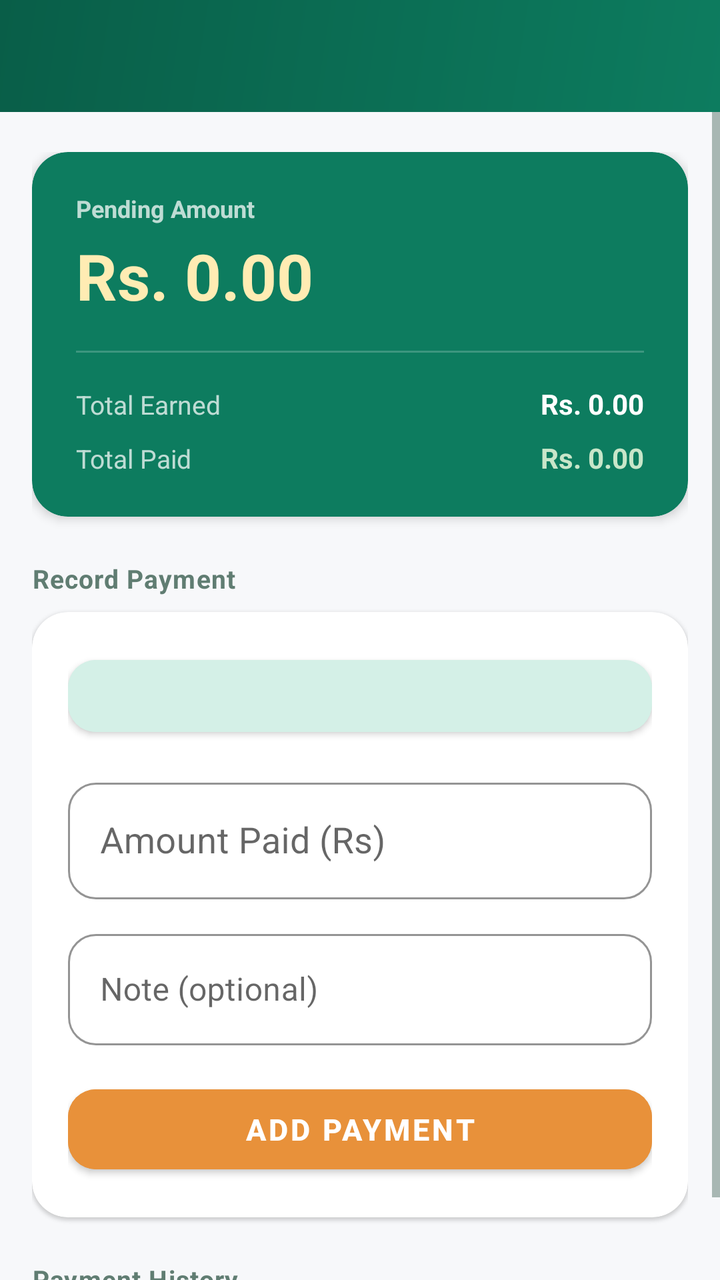
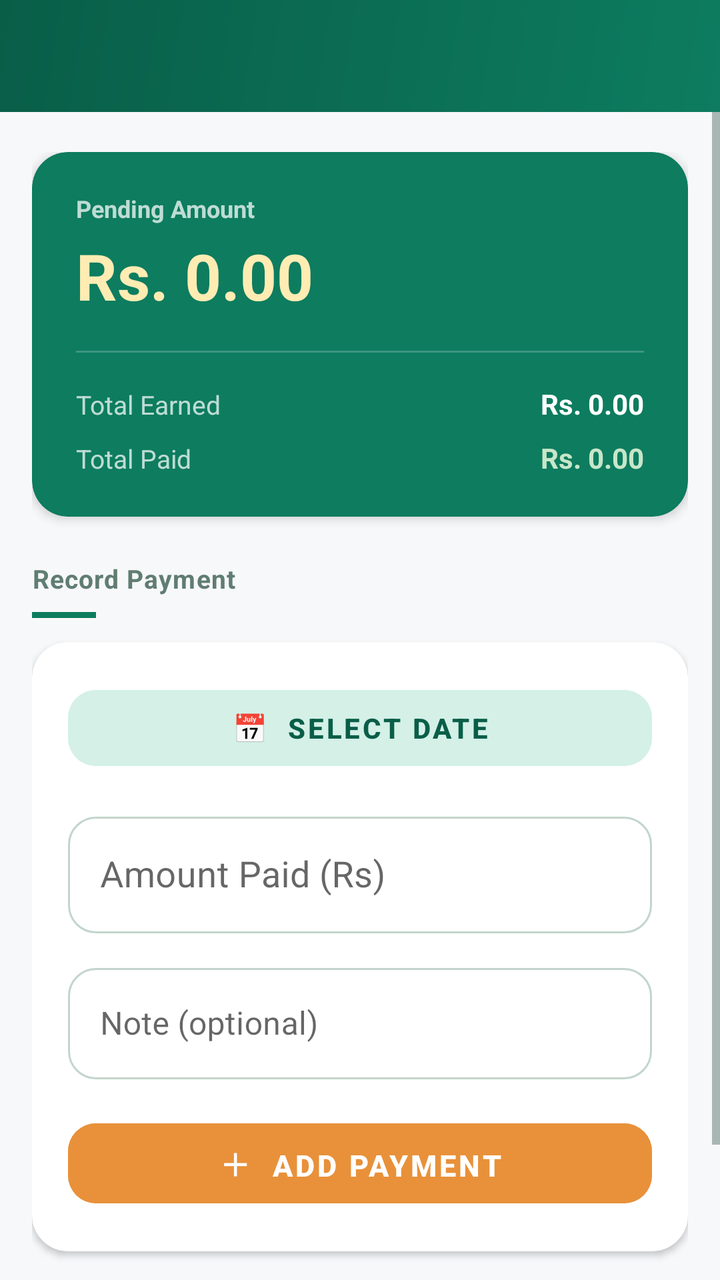

Two renders of the same Android screen: before a commit and after it. Below are the layout's source before the change and the commit's diff.
<!-- AndroidManifest.xml: application theme Theme.MilkDiary -->
<!-- res/layout/activity_payment.xml -->
<?xml version="1.0" encoding="utf-8"?>
<LinearLayout xmlns:android="http://schemas.android.com/apk/res/android"
    xmlns:app="http://schemas.android.com/apk/res-auto"
    android:layout_width="match_parent"
    android:layout_height="match_parent"
    android:orientation="vertical"
    android:background="@color/background">

    <com.google.android.material.appbar.MaterialToolbar
        android:id="@+id/toolbar"
        android:layout_width="match_parent"
        android:layout_height="?attr/actionBarSize"
        android:background="@drawable/header_gradient"
        app:titleTextColor="#FFFFFF"
        app:navigationIconTint="#FFFFFF" />

    <ScrollView
        android:layout_width="match_parent"
        android:layout_height="match_parent">

        <LinearLayout
            android:layout_width="match_parent"
            android:layout_height="wrap_content"
            android:orientation="vertical"
            android:paddingStart="16dp"
            android:paddingEnd="16dp"
            android:paddingTop="20dp"
            android:paddingBottom="28dp">

            
            <androidx.cardview.widget.CardView
                android:layout_width="match_parent"
                android:layout_height="wrap_content"
                android:layout_marginBottom="16dp"
                app:cardCornerRadius="18dp"
                app:cardElevation="3dp"
                app:cardBackgroundColor="@color/primary">
                <LinearLayout
                    android:layout_width="match_parent"
                    android:layout_height="wrap_content"
                    android:orientation="vertical"
                    android:paddingStart="22dp"
                    android:paddingEnd="22dp"
                    android:paddingTop="20dp"
                    android:paddingBottom="20dp">

                    
                    <TextView
                        android:layout_width="wrap_content"
                        android:layout_height="wrap_content"
                        android:text="Pending Amount"
                        android:textColor="#BBFFFFFF"
                        android:textSize="12sp"
                        android:textStyle="bold"
                        android:paddingBottom="4dp" />
                    <TextView
                        android:id="@+id/tvPendingAmt"
                        android:layout_width="wrap_content"
                        android:layout_height="wrap_content"
                        android:text="Rs. 0.00"
                        android:textColor="#FFECB3"
                        android:textSize="32sp"
                        android:textStyle="bold"
                        android:paddingBottom="16dp" />

                    <View android:layout_width="match_parent" android:layout_height="1dp" android:background="#33FFFFFF" android:layout_marginBottom="16dp" />

                    
                    <LinearLayout android:layout_width="match_parent" android:layout_height="wrap_content" android:orientation="horizontal" android:paddingBottom="8dp">
                        <TextView android:layout_width="0dp" android:layout_height="wrap_content" android:layout_weight="1" android:text="Total Earned" android:textColor="#BBFFFFFF" android:textSize="13sp" />
                        <TextView android:id="@+id/tvTotalEarned" android:layout_width="wrap_content" android:layout_height="wrap_content" android:text="Rs. 0.00" android:textColor="#FFFFFF" android:textSize="14sp" android:textStyle="bold" />
                    </LinearLayout>

                    
                    <LinearLayout android:layout_width="match_parent" android:layout_height="wrap_content" android:orientation="horizontal">
                        <TextView android:layout_width="0dp" android:layout_height="wrap_content" android:layout_weight="1" android:text="Total Paid" android:textColor="#BBFFFFFF" android:textSize="13sp" />
                        <TextView android:id="@+id/tvTotalPaid" android:layout_width="wrap_content" android:layout_height="wrap_content" android:text="Rs. 0.00" android:textColor="#C8E6C9" android:textSize="14sp" android:textStyle="bold" />
                    </LinearLayout>
                </LinearLayout>
            </androidx.cardview.widget.CardView>

            
            <TextView
                android:layout_width="match_parent"
                android:layout_height="wrap_content"
                android:text="Record Payment"
                style="@style/SectionLabel" />

            <androidx.cardview.widget.CardView
                android:layout_width="match_parent"
                android:layout_height="wrap_content"
                android:layout_marginBottom="16dp"
                app:cardCornerRadius="18dp"
                app:cardElevation="1dp"
                app:cardBackgroundColor="@color/card_bg">
                <LinearLayout
                    android:layout_width="match_parent"
                    android:layout_height="wrap_content"
                    android:orientation="vertical"
                    android:padding="18dp">

                    <Button
                        android:id="@+id/btnPayDate"
                        android:layout_width="match_parent"
                        android:layout_height="48dp"
                        android:layout_marginBottom="14dp"
                        android:backgroundTint="@color/primary_light"
                        android:textColor="@color/primary_dark"
                        android:textStyle="bold"
                        android:textSize="14sp"
                        app:cornerRadius="14dp"
                        android:elevation="0dp" />

                    <com.google.android.material.textfield.TextInputLayout
                        android:layout_width="match_parent"
                        android:layout_height="wrap_content"
                        android:layout_marginBottom="12dp"
                        android:hint="Amount Paid (Rs)"
                        style="@style/InputField">
                        <com.google.android.material.textfield.TextInputEditText
                            android:id="@+id/etPayAmount"
                            android:layout_width="match_parent"
                            android:layout_height="wrap_content"
                            android:inputType="numberDecimal"
                            android:textSize="18sp"
                            android:selectAllOnFocus="true" />
                    </com.google.android.material.textfield.TextInputLayout>

                    <com.google.android.material.textfield.TextInputLayout
                        android:layout_width="match_parent"
                        android:layout_height="wrap_content"
                        android:layout_marginBottom="16dp"
                        android:hint="Note (optional)"
                        style="@style/InputField">
                        <com.google.android.material.textfield.TextInputEditText
                            android:id="@+id/etPayNote"
                            android:layout_width="match_parent"
                            android:layout_height="wrap_content"
                            android:inputType="text" />
                    </com.google.android.material.textfield.TextInputLayout>

                    <Button
                        android:id="@+id/btnAddPayment"
                        android:layout_width="match_parent"
                        android:layout_height="52dp"
                        android:text="Add Payment"
                        android:textSize="15sp"
                        android:textStyle="bold"
                        android:backgroundTint="@color/accent"
                        app:cornerRadius="14dp" />
                </LinearLayout>
            </androidx.cardview.widget.CardView>

            
            <TextView
                android:layout_width="match_parent"
                android:layout_height="wrap_content"
                android:text="Payment History"
                style="@style/SectionLabel" />

            <TextView
                android:id="@+id/tvNoPayments"
                android:layout_width="match_parent"
                android:layout_height="wrap_content"
                android:text="No payments recorded yet."
                android:gravity="center"
                android:padding="28dp"
                android:textSize="14sp"
                android:textColor="@color/text_secondary"
                android:visibility="gone" />

            <androidx.recyclerview.widget.RecyclerView
                android:id="@+id/recyclerPayments"
                android:layout_width="match_parent"
                android:layout_height="wrap_content"
                android:nestedScrollingEnabled="false" />

        </LinearLayout>
    </ScrollView>
</LinearLayout>
<!-- resources referenced by this layout -->
<resources>
  <color name="accent">#E8913A</color>
  <color name="background">#F7F8FA</color>
  <color name="card_bg">#FFFFFF</color>
  <color name="primary">#0D7C5F</color>
  <color name="primary_dark">#095E48</color>
  <color name="primary_light">#D4F0E7</color>
  <color name="text_secondary">#607D72</color>
  <!-- drawable header_gradient (drawable) -->
  <?xml version="1.0" encoding="utf-8"?>
  <shape xmlns:android="http://schemas.android.com/apk/res/android"
      android:shape="rectangle">
      <gradient
          android:startColor="#0D7C5F"
          android:endColor="#095E48"
          android:angle="135"
          android:type="linear" />
  </shape>
  <style name="InputField" parent="Widget.MaterialComponents.TextInputLayout.OutlinedBox">
          <item name="boxCornerRadiusTopStart">14dp</item>
          <item name="boxCornerRadiusTopEnd">14dp</item>
          <item name="boxCornerRadiusBottomStart">14dp</item>
          <item name="boxCornerRadiusBottomEnd">14dp</item>
          <item name="boxStrokeColor">@color/input_stroke</item>
          <item name="hintTextColor">@color/text_secondary</item>
      </style>
  <style name="SectionLabel">
          <item name="android:layout_width">match_parent</item>
          <item name="android:layout_height">wrap_content</item>
          <item name="android:textSize">13sp</item>
          <item name="android:textColor">@color/text_secondary</item>
          <item name="android:textStyle">bold</item>
          <item name="android:letterSpacing">0.03</item>
          <item name="android:paddingBottom">8dp</item>
          <item name="android:paddingTop">6dp</item>
      </style>
  <style name="Theme.MilkDiary" parent="Theme.MaterialComponents.DayNight.NoActionBar">
          <item name="colorPrimary">@color/primary</item>
          <item name="colorPrimaryDark">@color/primary_dark</item>
          <item name="colorAccent">@color/accent</item>
          <item name="android:colorBackground">@color/background</item>
          <item name="colorSurface">@color/surface</item>
          <item name="android:textColorPrimary">@color/text_primary</item>
          <item name="android:textColorSecondary">@color/text_secondary</item>
          <item name="windowActionBar">false</item>
          <item name="windowNoTitle">true</item>
          <item name="android:statusBarColor">@color/primary_dark</item>
          <item name="android:navigationBarColor">@color/background</item>
      </style>
  <color name="input_stroke">#C2D5CC</color>
  <color name="surface">#FFFFFF</color>
  <color name="text_primary">#1A2B26</color>
</resources>

<!-- the commit's change to res/layout/activity_payment.xml (unified diff, before → after) -->
@@ -85,13 +85,14 @@
                 android:layout_height="wrap_content"
                 android:text="Record Payment"
                 style="@style/SectionLabel" />
+            <View style="@style/SectionDivider" />
 
             <androidx.cardview.widget.CardView
                 android:layout_width="match_parent"
                 android:layout_height="wrap_content"
                 android:layout_marginBottom="16dp"
                 app:cardCornerRadius="18dp"
-                app:cardElevation="1dp"
+                app:cardElevation="2dp"
                 app:cardBackgroundColor="@color/card_bg">
                 <LinearLayout
                     android:layout_width="match_parent"
@@ -102,14 +103,15 @@
                     <Button
                         android:id="@+id/btnPayDate"
                         android:layout_width="match_parent"
-                        android:layout_height="48dp"
+                        android:layout_height="50dp"
                         android:layout_marginBottom="14dp"
+                        android:text="📅  Select Date"
                         android:backgroundTint="@color/primary_light"
                         android:textColor="@color/primary_dark"
                         android:textStyle="bold"
                         android:textSize="14sp"
                         app:cornerRadius="14dp"
-                        android:elevation="0dp" />
+                        android:stateListAnimator="@null" />
 
                     <com.google.android.material.textfield.TextInputLayout
                         android:layout_width="match_parent"
@@ -143,11 +145,12 @@
                         android:id="@+id/btnAddPayment"
                         android:layout_width="match_parent"
                         android:layout_height="52dp"
-                        android:text="Add Payment"
+                        android:text="＋  Add Payment"
                         android:textSize="15sp"
                         android:textStyle="bold"
                         android:backgroundTint="@color/accent"
-                        app:cornerRadius="14dp" />
+                        app:cornerRadius="14dp"
+                        android:stateListAnimator="@null" />
                 </LinearLayout>
             </androidx.cardview.widget.CardView>
 
@@ -157,6 +160,7 @@
                 android:layout_height="wrap_content"
                 android:text="Payment History"
                 style="@style/SectionLabel" />
+            <View style="@style/SectionDivider" />
 
             <TextView
                 android:id="@+id/tvNoPayments"
<!-- resource entries referenced after the edit -->
@@ -22,8 +22,14 @@
           <item name="boxCornerRadiusTopEnd">14dp</item>
           <item name="boxCornerRadiusBottomStart">14dp</item>
           <item name="boxCornerRadiusBottomEnd">14dp</item>
-          <item name="boxStrokeColor">@color/input_stroke</item>
+          <item name="boxStrokeColor">@color/input_stroke_selector</item>
           <item name="hintTextColor">@color/text_secondary</item>
+      </style>
+  <style name="SectionDivider">
+          <item name="android:layout_width">32dp</item>
+          <item name="android:layout_height">3dp</item>
+          <item name="android:background">@color/primary</item>
+          <item name="android:layout_marginBottom">12dp</item>
       </style>
   <style name="SectionLabel">
           <item name="android:layout_width">match_parent</item>
@@ -48,7 +54,6 @@
           <item name="android:statusBarColor">@color/primary_dark</item>
           <item name="android:navigationBarColor">@color/background</item>
       </style>
-  <color name="input_stroke">#C2D5CC</color>
   <color name="surface">#FFFFFF</color>
   <color name="text_primary">#1A2B26</color>
 </resources>
